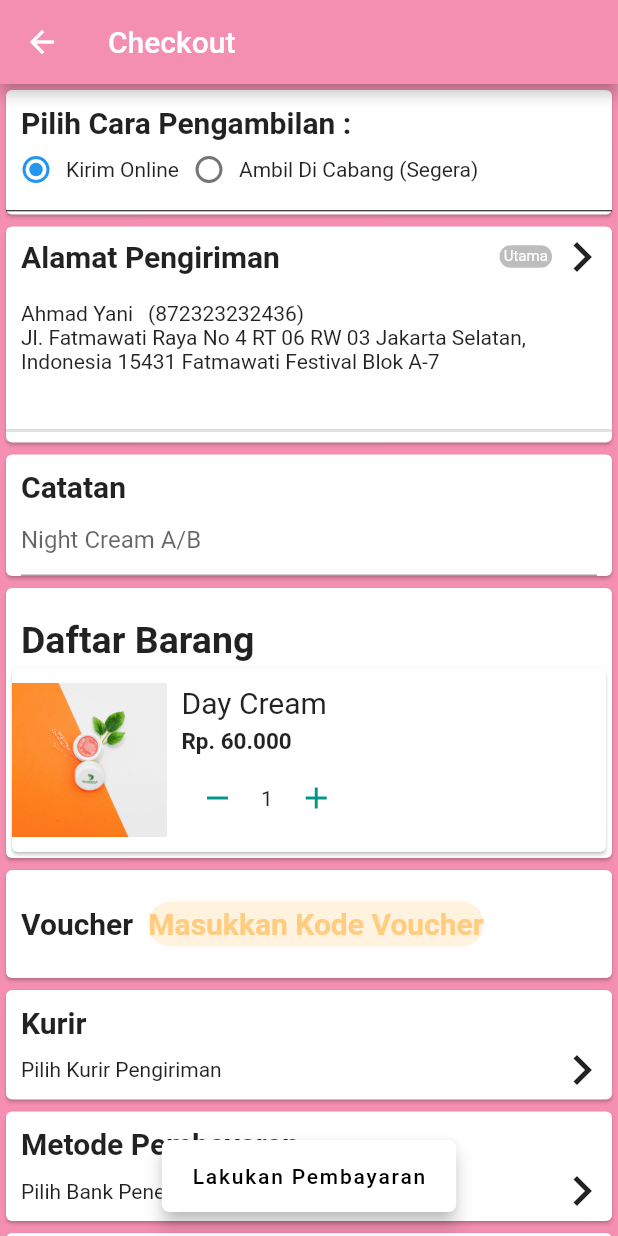
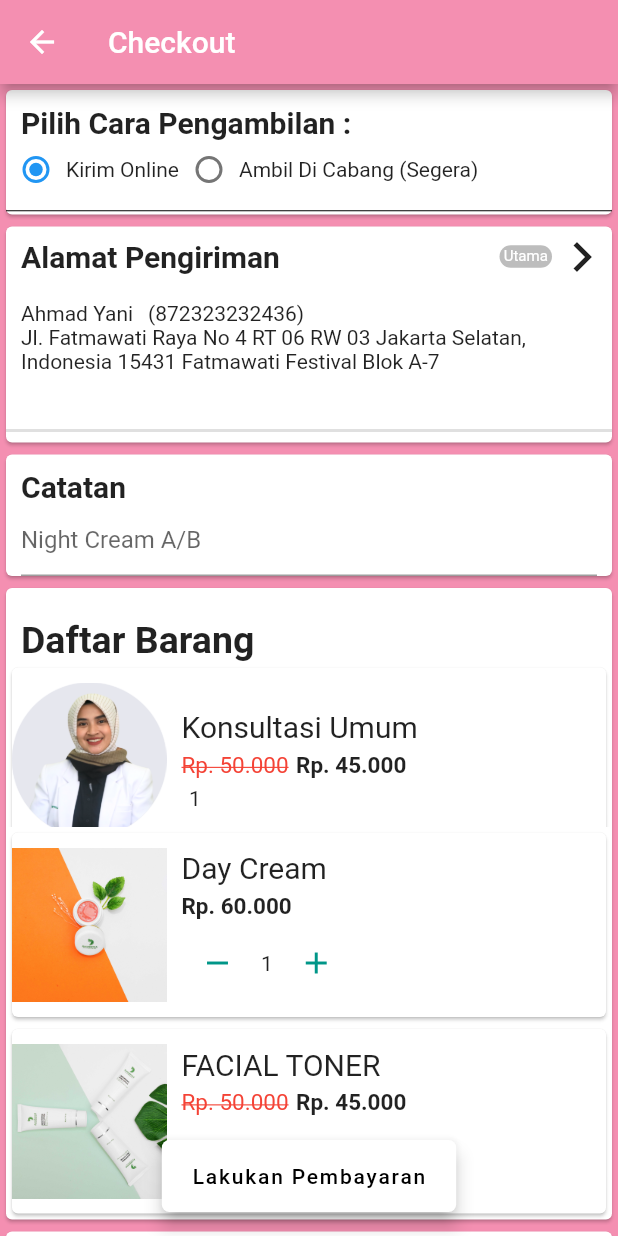
Before and after one commit to mnurs/klinikku, a Flutter app: the Checkout screen opened directly, on a phone screen of 412 x 824 dp. Run offline on Flutter 3.47's test engine with Material 2 defaults, Android fonts, the phone set to English and light mode, and no system bars; our stand-ins replace card_swiper, image_picker, rflutter_alert; missing offline and left inert: clipboard.

```diff
--- a/lib/config/config.dart
+++ b/lib/config/config.dart
@@ -6,6 +6,8 @@ class Config{
   static String StatusDikirim = "Dikirim";
   static String StatusSelesai = "Selesai";
   static String StatusDibatalkan = "Dibatalkan";
+  static bool isLogin = false;
+  static bool isAkun = false;
 
   static String KeteranganBelumBayar(
       String waktuBayar, String namaBank, String waktuPesanan) {
--- a/lib/pembayaran/checkout.dart
+++ b/lib/pembayaran/checkout.dart
@@ -17,7 +17,7 @@ class Checkout extends StatefulWidget {
 class _CheckoutState extends State<Checkout> {
   int _jumlahProduk = 0;
   double subTotal = 0;
-  double _grandTotal = 0;
+  double _grandTotal = 150562;
   double totalBerat = 0;
   double _diskon = 0;
 
@@ -38,18 +38,23 @@ class _CheckoutState extends State<Checkout> {
   Combobox _comboboxCabang = new Combobox("Pekalongan","PK");
   List<Combobox> _listCabang = [new Combobox("Pekalongan","PK"),new Combobox("Smarang","SN"),new Combobox("Solo","SL")];
 
-  List diskonProduk = [0];
-  List namaProduk = ["Day Cream"];
-  List hargaProduks = ["60.000"];
-  List hargaDiskonProduk = ["0"];
-  List gambarProduk = ["img/produk/1.jpg"];
-  List jumlahProduk = [1];
-  List diskonJasa = [];
-  List namaJasa = [];
-  List hargaJasas = [];
-  List hargaDiskonJasa = [];
-  List gambarJasa = [];
-  List jumlahJasa = [];
+
+  List diskonProduk = [0,10];
+  List namaProduk = ["Day Cream","FACIAL TONER"];
+  List hargaProduks = ["60.000","50.000"];
+  List hargaDiskonProduk = ["0","45.000"];
+  List gambarProduk = ["img/produk/1.jpg","img/produk/2.jpg"];
+  List jumlahProduk = [1,2];
+  List totalProduk = [1,3];
+  List totalBayar = ["60.652","150.534","50.000"];
+
+  List diskonJasa = [10];
+  List namaJasa = ["Konsultasi Umum"];
+  List hargaJasas = ["50.000"];
+  List hargaDiskonJasa = ["45.000"];
+  List gambarJasa = ["img/dokter/2.png"];
+  List jumlahJasa = [1];
+  List totalJasa = [1];
 
   Widget detailAlamatPengiriman(){
     var alamatWilayah = "";
@@ -311,7 +316,7 @@ class _CheckoutState extends State<Checkout> {
                             Container(
                               child: Row(
                                 children: <Widget>[
-                                  Image.network(
+                                  Image.asset(
                                     gambarJasa[index],
                                     fit: BoxFit.fitHeight,
                                     height: MediaQuery.of(context).size.height / 8,
@@ -770,13 +775,13 @@ class _CheckoutState extends State<Checkout> {
               new Padding(
                 padding: EdgeInsets.only(left: 10.0),
               ),
-              new Text("Sub total (2 items)"),
+              new Text("Sub total (4 items)"),
               Expanded(
                 child: new SizedBox(
                   width: 20.0,
                 ),
               ),
-              new Text("60.000"),
+              new Text("150.000"),
               new Padding(
                 padding: EdgeInsets.only(right: 10.0),
               )
@@ -838,7 +843,7 @@ class _CheckoutState extends State<Checkout> {
                 ),
               ),
               new Text(
-                "60.562",
+                "150.562",
                 style: TextStyle(
                     fontWeight: FontWeight.bold,
                     fontSize: 20.0),
@@ -904,7 +909,7 @@ class _CheckoutState extends State<Checkout> {
                   ),
                   Expanded(
                     child: new Text(
-                      _grandTotal.toString(),
+                      "Rp. 150.562",
                       style: TextStyle(
                           color: Colors.orange[400],
                           fontSize: 15.0,
@@ -917,7 +922,7 @@ class _CheckoutState extends State<Checkout> {
                   ),
                 ],
               ),
-              new Text("60.562"),
+              new Text(""),
             ],
           ),
           onTap: () {},
--- a/lib/pembayaran/konfirmasi.dart
+++ b/lib/pembayaran/konfirmasi.dart
@@ -514,8 +514,9 @@ class _KonfirmasiPembayaranState extends State<KonfirmasiPembayaran> {
                     FlatButton(
                         color: Colors.pink[200],
                         textColor: Colors.white,
-                        onPressed:(){
-                            KonfirmasiPembayaran();
+                        onPressed:() async {
+                          await Alert(context: context, title: "Success",type:AlertType.info, desc: "Berhasil Konfirmasi Pembayaran").show();
+                          Navigator.push(context, MaterialPageRoute(builder: (context) => HomePage()));
                         },
                         child: Text("KIRIM")
                     )
```
